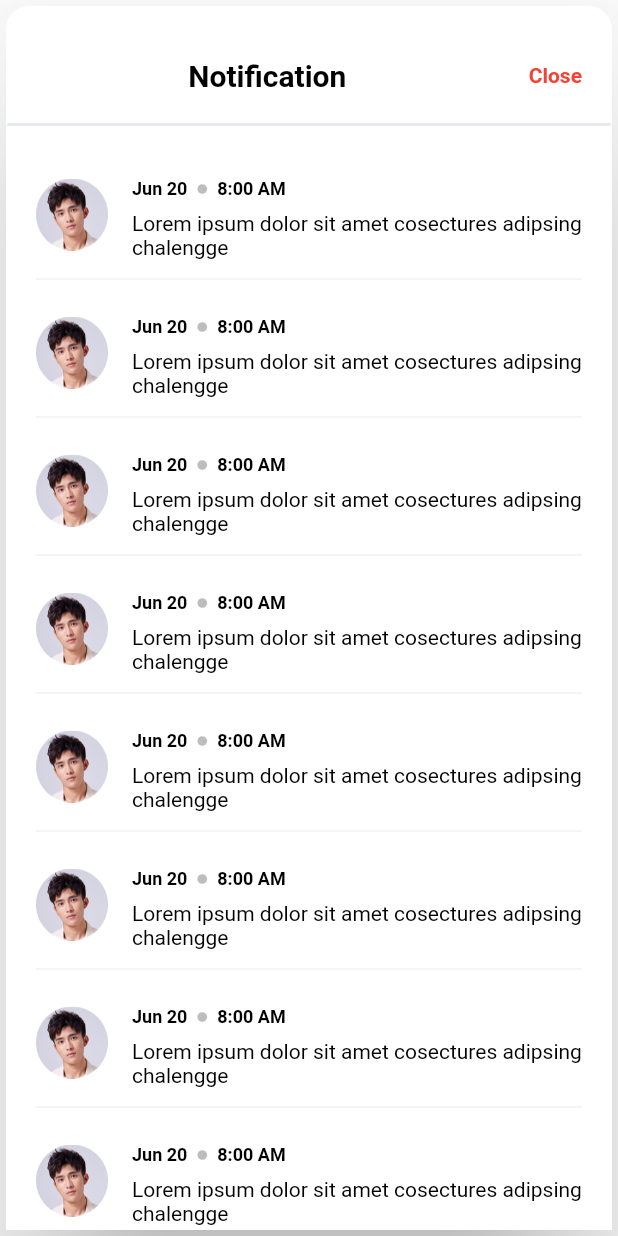
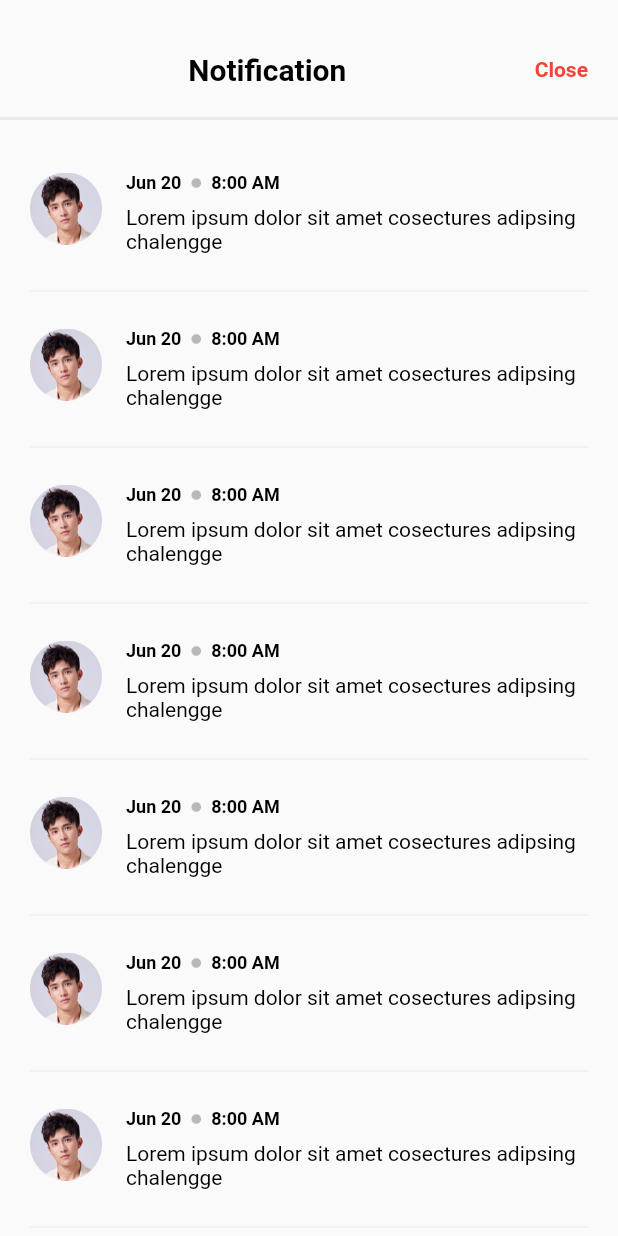
Before and after one commit to abdullahJubayer/F-22, a Flutter app: the screen it shows after launch, on a phone screen of 412 x 824 dp. Run offline on Flutter 3.47's test engine with Material 2 defaults, Android fonts, the phone set to English and light mode, and no system bars; our stand-ins replace flutter_svg, google_fonts.

Commit message:
13/10/2022

```diff
--- a/lib/notification/NotificationScreen.dart
+++ b/lib/notification/NotificationScreen.dart
@@ -13,17 +13,6 @@ class _NotificationScreenState extends State<NotificationScreen> {
     return MaterialApp(
       home: Scaffold(
         body: SafeArea(
-          child: Card(
-            shadowColor: Colors.black,
-            elevation: 50,
-            shape: const RoundedRectangleBorder(
-              side: BorderSide(color: Colors.white70, width: 1),
-              borderRadius: BorderRadius.only(
-                  topLeft: Radius.circular(16),
-                  topRight: Radius.circular(16),
-                  bottomLeft: Radius.zero,
-                  bottomRight: Radius.zero),
-            ),
           child: Column(
             children: [
               const Header(),
@@ -45,7 +34,6 @@ class _NotificationScreenState extends State<NotificationScreen> {
           ),
         ),
       ),
-      ),
     );
   }
 }
@@ -58,7 +46,8 @@ class Header extends StatelessWidget {
     return Column(
       children: [
         Padding(
-          padding: const EdgeInsets.only(left: 0,top: 35,right: 20,bottom: 20),
+          padding:
+              const EdgeInsets.only(left: 0, top: 35, right: 20, bottom: 20),
           child: Row(
             children: [
               const Expanded(
@@ -141,9 +130,10 @@ class ListItem extends StatelessWidget {
                         )
                       ],
                     ),
-                    const Padding(
-                      padding: EdgeInsets.symmetric(vertical: 8),
-                      child: Text(
+                    const SizedBox(
+                      height: 8,
+                    ),
+                    const Text(
                       "Lorem ipsum dolor sit amet cosectures adipsing chalengge",
                       style: TextStyle(
                         color: Colors.black,
@@ -151,6 +141,8 @@ class ListItem extends StatelessWidget {
                         fontWeight: FontWeight.w400,
                       ),
                     ),
+                    const SizedBox(
+                      height: 20,
                     ),
                   ],
                 ),
```
Lines whose indentation alone changed are shown as unchanged.
